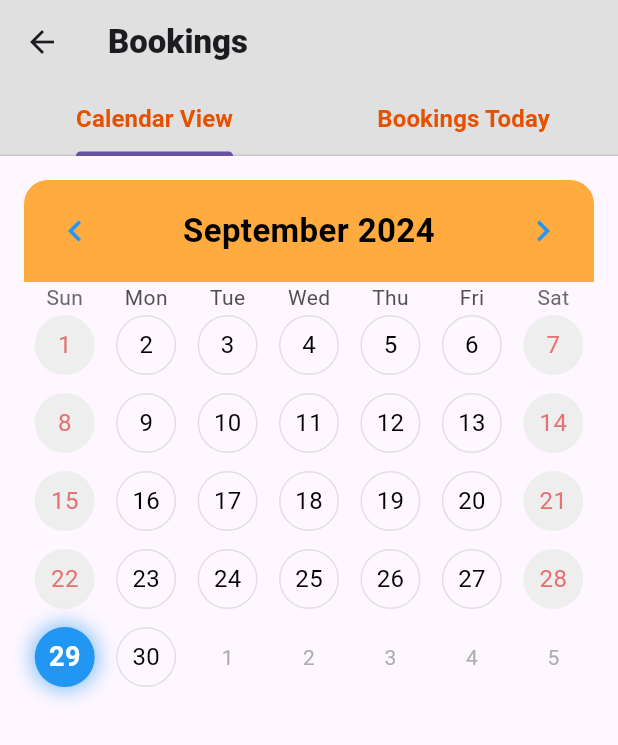
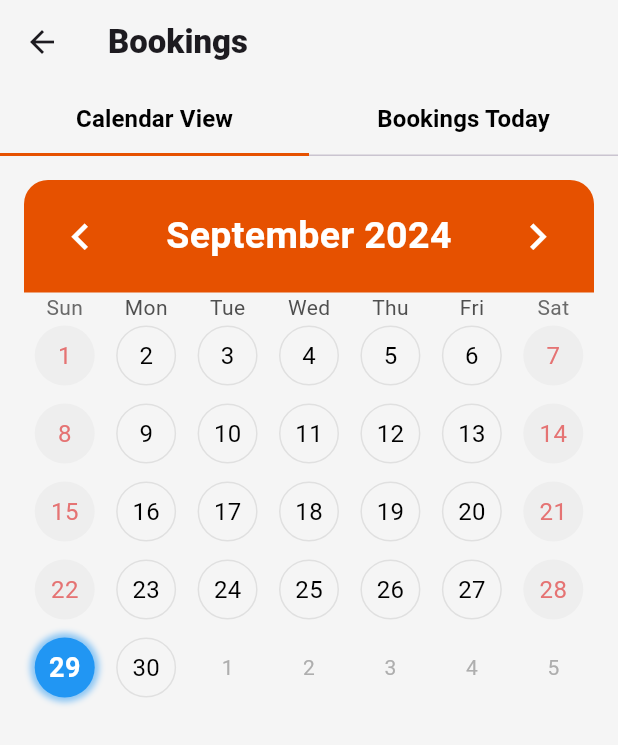
Before and after one commit to TechPyllars2024/AutoCareAutomotive, a Flutter app: the AutomotiveBookingScreen screen opened directly, on a phone screen of 412 x 824 dp. Shown: the top 745 px of the screen. Run offline on Flutter 3.47's test engine with Material 3 defaults, Android fonts, the phone set to English and light mode, and no system bars; drawn by our look-alikes of table_calendar; our stand-ins replace carousel_slider, cloud_firestore, curved_navigation_bar, file_picker, firebase_auth, firebase_core and 7 more; missing offline and left inert: flutter_pannable_rating_bar, flutter_pdfview; accounts and stored records are empty.

Commit message:
update: booking page

```diff
--- a/lib/Booking Mangement/screens/automotive_booking.dart
+++ b/lib/Booking Mangement/screens/automotive_booking.dart
@@ -584,11 +584,15 @@ class _AutomotiveBookingState extends State<AutomotiveBookingScreen> {
     return DefaultTabController(
       length: 2,
       child: Scaffold(
+        backgroundColor: Colors.grey.shade100,
         appBar: AppBar(
+
           title: const Text('Bookings',
               style: TextStyle(fontWeight: FontWeight.w900)),
-          backgroundColor: Colors.grey.shade300,
+          backgroundColor: Colors.grey.shade100,
           bottom: TabBar(
+            indicatorColor: Colors.orange.shade900,
+            indicatorSize: TabBarIndicatorSize.tab,
             tabs: [
               Tab(
                 child: Text(
@@ -596,7 +600,7 @@ class _AutomotiveBookingState extends State<AutomotiveBookingScreen> {
                   style: TextStyle(
                     fontSize: 16, // Custom font size
                     fontWeight: FontWeight.bold, // Custom font weight
-                    color: Colors.orange.shade900, // Custom text color
+                    color: Colors.black, // Custom text color
                   ),
                 ),
               ),
@@ -606,7 +610,7 @@ class _AutomotiveBookingState extends State<AutomotiveBookingScreen> {
                   style: TextStyle(
                     fontSize: 16, // Custom font size
                     fontWeight: FontWeight.bold, // Custom font weight
-                    color: Colors.orange.shade900, // Custom text color
+                    color: Colors.black, // Custom text color
                   ),
                 ),
               ),
@@ -614,12 +618,14 @@ class _AutomotiveBookingState extends State<AutomotiveBookingScreen> {
           ),
         ),
         body: TabBarView(
+
           children: [
             // Calendar View Tab
             Column(
               children: [
                 // Adding padding around the calendar for better visual spacing
                 Padding(
+
                   padding: const EdgeInsets.all(16.0),
                   child: TableCalendar(
                     firstDay: DateTime.utc(2020, 1, 1),
@@ -657,30 +663,30 @@ class _AutomotiveBookingState extends State<AutomotiveBookingScreen> {
                         return null;
                       },
                     ),
-                    headerStyle: const HeaderStyle(
+                    headerStyle:  HeaderStyle(
                       titleCentered:
                           true, // Center the title for better readability
-                      titleTextStyle: TextStyle(
+                      titleTextStyle: const TextStyle(
                         fontSize:
-                            22, // Increased font size for better readability
+                            25, // Increased font size for better readability
                         fontWeight: FontWeight.bold,
-                        color: Colors.black, // Darker color for better contrast
+                        color: Colors.white, // Darker color for better contrast
                       ),
                       formatButtonVisible:
                           false, // Hide format button (month/week)
-                      leftChevronIcon: Icon(
+                      leftChevronIcon: const Icon(
                         Icons.chevron_left,
-                        color: Colors.blue, // Customize left arrow
-                        size: 28, // Larger arrow for easier navigation
+                        color: Colors.white, // Customize left arrow
+                        size: 35, // Larger arrow for easier navigation
                       ),
-                      rightChevronIcon: Icon(
+                      rightChevronIcon: const Icon(
                         Icons.chevron_right,
-                        color: Colors.blue, // Customize right arrow
-                        size: 28, // Larger arrow for easier navigation
+                        color: Colors.white, // Customize right arrow
+                        size: 35, // Larger arrow for easier navigation
                       ),
                       decoration: BoxDecoration(
                         color: Colors
-                            .orangeAccent, // Subtle background color for the header
+                            .orange.shade900, // Subtle background color for the header
                         borderRadius:
                             BorderRadius.vertical(top: Radius.circular(16)),
                       ),
@@ -692,18 +698,18 @@ class _AutomotiveBookingState extends State<AutomotiveBookingScreen> {
                         boxShadow: [
                           BoxShadow(
                             color: Colors.blue.withOpacity(0.5),
-                            blurRadius: 10,
+                            blurRadius: 3,
                             spreadRadius: 3,
                           ),
                         ],
                       ),
                       todayDecoration: BoxDecoration(
-                        color: Colors.orange, // Highlight today's date
+                        color: Colors.orange.shade900, // Highlight today's date
                         shape: BoxShape.circle,
                         boxShadow: [
                           BoxShadow(
                             color: Colors.orange.withOpacity(0.5),
-                            blurRadius: 10,
+                            blurRadius: 3,
                             spreadRadius: 3,
                           ),
                         ],
```
